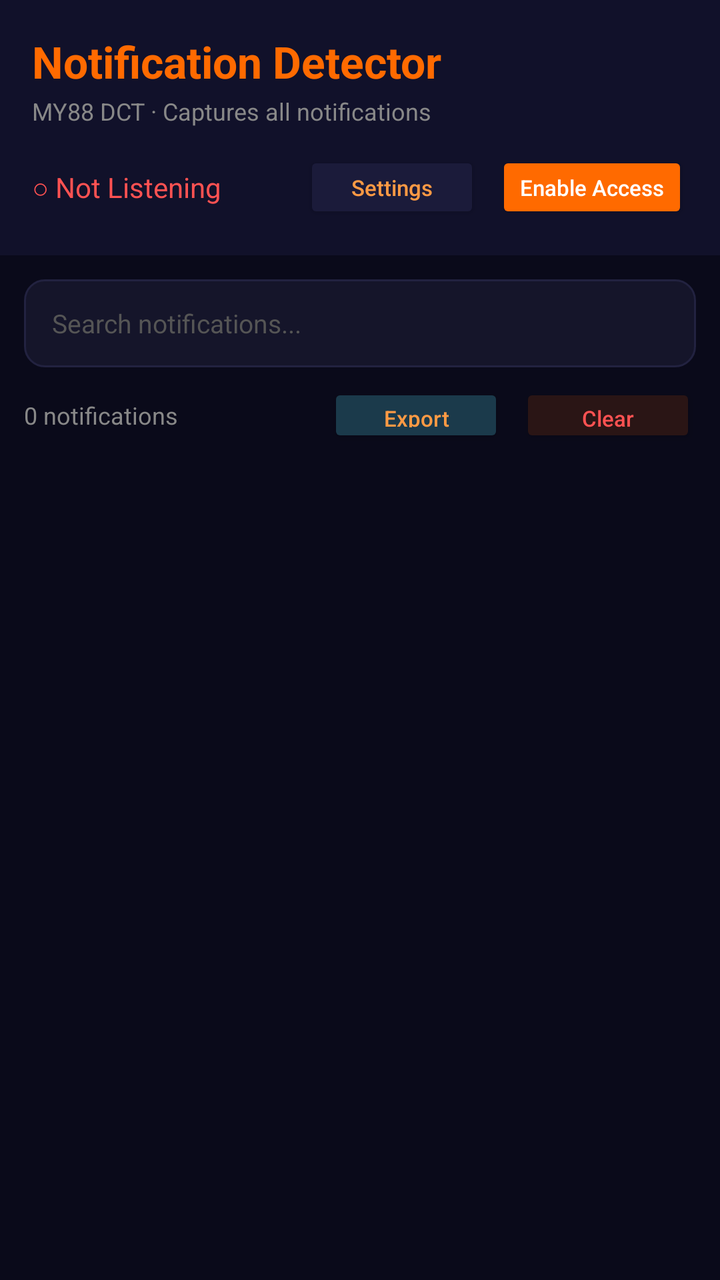
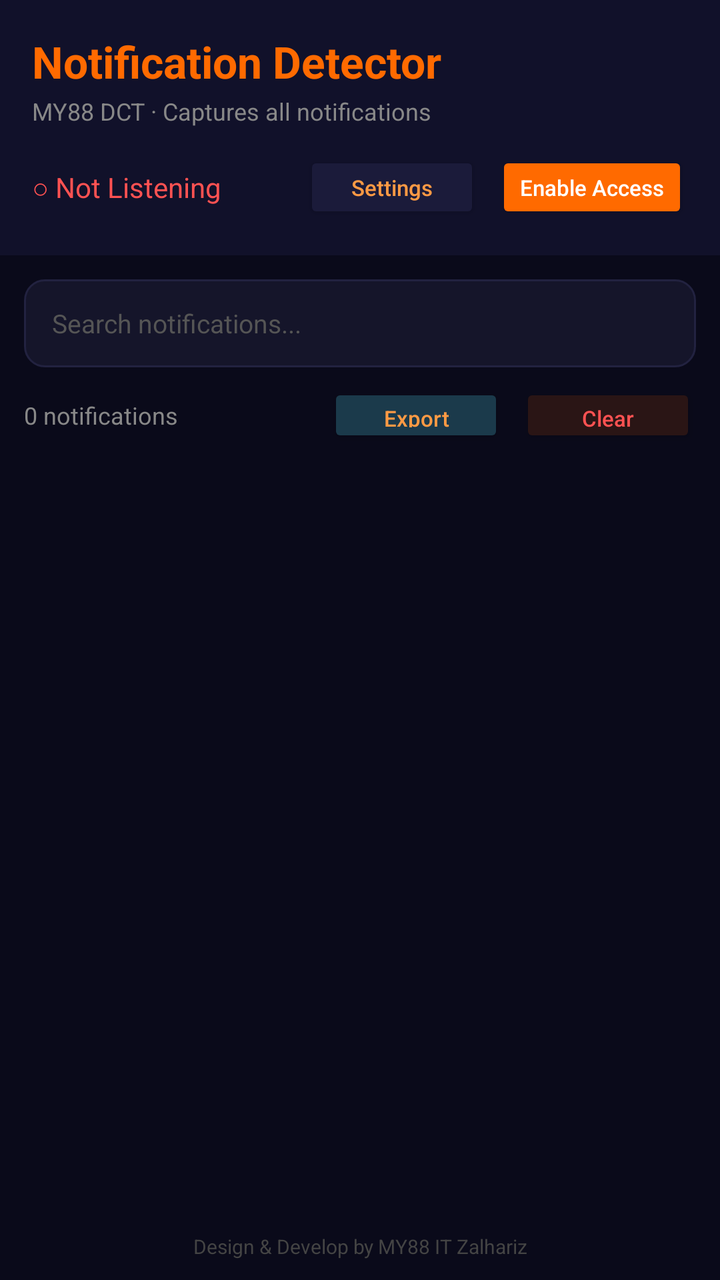

Screens rendered from an Android XML layout before and after an edit, with the pre-edit source and the edit as a unified diff.
<!-- AndroidManifest.xml: application theme AppTheme -->
<!-- res/layout/activity_main.xml -->
<?xml version="1.0" encoding="utf-8"?>
<LinearLayout xmlns:android="http://schemas.android.com/apk/res/android"
    android:layout_width="match_parent"
    android:layout_height="match_parent"
    android:orientation="vertical"
    android:background="#0A0A1A">

    
    <LinearLayout
        android:layout_width="match_parent"
        android:layout_height="wrap_content"
        android:orientation="vertical"
        android:padding="16dp"
        android:background="#11112A">

        <TextView
            android:layout_width="wrap_content"
            android:layout_height="wrap_content"
            android:text="Notification Detector"
            android:textSize="22sp"
            android:textStyle="bold"
            android:textColor="#FF6A00" />

        <TextView
            android:layout_width="wrap_content"
            android:layout_height="wrap_content"
            android:text="MY88 DCT · Captures all notifications"
            android:textSize="12sp"
            android:textColor="#888888"
            android:layout_marginTop="2dp" />

        
        <LinearLayout
            android:layout_width="match_parent"
            android:layout_height="wrap_content"
            android:orientation="horizontal"
            android:gravity="center_vertical"
            android:layout_marginTop="12dp">

            <TextView
                android:id="@+id/tvStatus"
                android:layout_width="0dp"
                android:layout_height="wrap_content"
                android:layout_weight="1"
                android:text="○ Not Listening"
                android:textSize="14sp"
                android:textColor="#FF5252" />

            <Button
                android:id="@+id/btnSettings"
                android:layout_width="wrap_content"
                android:layout_height="36dp"
                android:text="Settings"
                android:textSize="11sp"
                android:textAllCaps="false"
                android:backgroundTint="#1B1B3A"
                android:textColor="#FF9A44"
                android:paddingStart="12dp"
                android:paddingEnd="12dp"
                android:layout_marginEnd="8dp" />

            <Button
                android:id="@+id/btnEnable"
                android:layout_width="wrap_content"
                android:layout_height="36dp"
                android:text="Enable Access"
                android:textSize="11sp"
                android:textAllCaps="false"
                android:backgroundTint="#FF6A00"
                android:textColor="#FFFFFF"
                android:paddingStart="12dp"
                android:paddingEnd="12dp" />
        </LinearLayout>
    </LinearLayout>

    
    <LinearLayout
        android:layout_width="match_parent"
        android:layout_height="wrap_content"
        android:orientation="vertical"
        android:padding="12dp">

        <EditText
            android:id="@+id/etSearch"
            android:layout_width="match_parent"
            android:layout_height="44dp"
            android:hint="Search notifications..."
            android:textSize="13sp"
            android:textColor="#E4E4F0"
            android:textColorHint="#555555"
            android:background="@drawable/search_bg"
            android:paddingStart="14dp"
            android:paddingEnd="14dp"
            android:singleLine="true"
            android:imeOptions="actionSearch" />

        <LinearLayout
            android:layout_width="match_parent"
            android:layout_height="wrap_content"
            android:orientation="horizontal"
            android:gravity="center_vertical"
            android:layout_marginTop="8dp">

            <TextView
                android:id="@+id/tvCount"
                android:layout_width="0dp"
                android:layout_height="wrap_content"
                android:layout_weight="1"
                android:text="0 notifications"
                android:textSize="12sp"
                android:textColor="#888888" />

            <Button
                android:id="@+id/btnExport"
                android:layout_width="wrap_content"
                android:layout_height="32dp"
                android:text="Export"
                android:textSize="11sp"
                android:textAllCaps="false"
                android:backgroundTint="#1B3A4B"
                android:textColor="#FF9A44"
                android:paddingStart="12dp"
                android:paddingEnd="12dp"
                android:layout_marginEnd="8dp" />

            <Button
                android:id="@+id/btnClear"
                android:layout_width="wrap_content"
                android:layout_height="32dp"
                android:text="Clear"
                android:textSize="11sp"
                android:textAllCaps="false"
                android:backgroundTint="#2A1515"
                android:textColor="#FF5252"
                android:paddingStart="12dp"
                android:paddingEnd="12dp" />
        </LinearLayout>
    </LinearLayout>

    
    <androidx.recyclerview.widget.RecyclerView
        android:id="@+id/recyclerView"
        android:layout_width="match_parent"
        android:layout_height="0dp"
        android:layout_weight="1"
        android:padding="8dp"
        android:clipToPadding="false" />

</LinearLayout>
<!-- resources referenced by this layout -->
<resources>
  <!-- drawable search_bg (drawable) -->
  <?xml version="1.0" encoding="utf-8"?>
  <shape xmlns:android="http://schemas.android.com/apk/res/android"
      android:shape="rectangle">
      <solid android:color="#15152A" />
      <corners android:radius="10dp" />
      <stroke android:width="1dp" android:color="#222240" />
  </shape>
  <style name="AppTheme" parent="Theme.MaterialComponents.DayNight.NoActionBar">
          <item name="colorPrimary">#FF6A00</item>
          <item name="colorPrimaryDark">#0A0A1A</item>
          <item name="colorAccent">#FF9A44</item>
          <item name="android:windowBackground">#0A0A1A</item>
          <item name="android:statusBarColor">#0A0A1A</item>
          <item name="android:navigationBarColor">#0A0A1A</item>
      </style>
</resources>

<!-- the commit's change to res/layout/activity_main.xml (unified diff, before → after) -->
@@ -146,4 +146,16 @@
         android:padding="8dp"
         android:clipToPadding="false" />
 
+    
+    <TextView
+        android:layout_width="match_parent"
+        android:layout_height="wrap_content"
+        android:text="Design &amp; Develop by MY88 IT Zalhariz"
+        android:textSize="10sp"
+        android:textColor="#444444"
+        android:gravity="center"
+        android:paddingTop="8dp"
+        android:paddingBottom="10dp"
+        android:background="#0A0A1A" />
+
 </LinearLayout>
